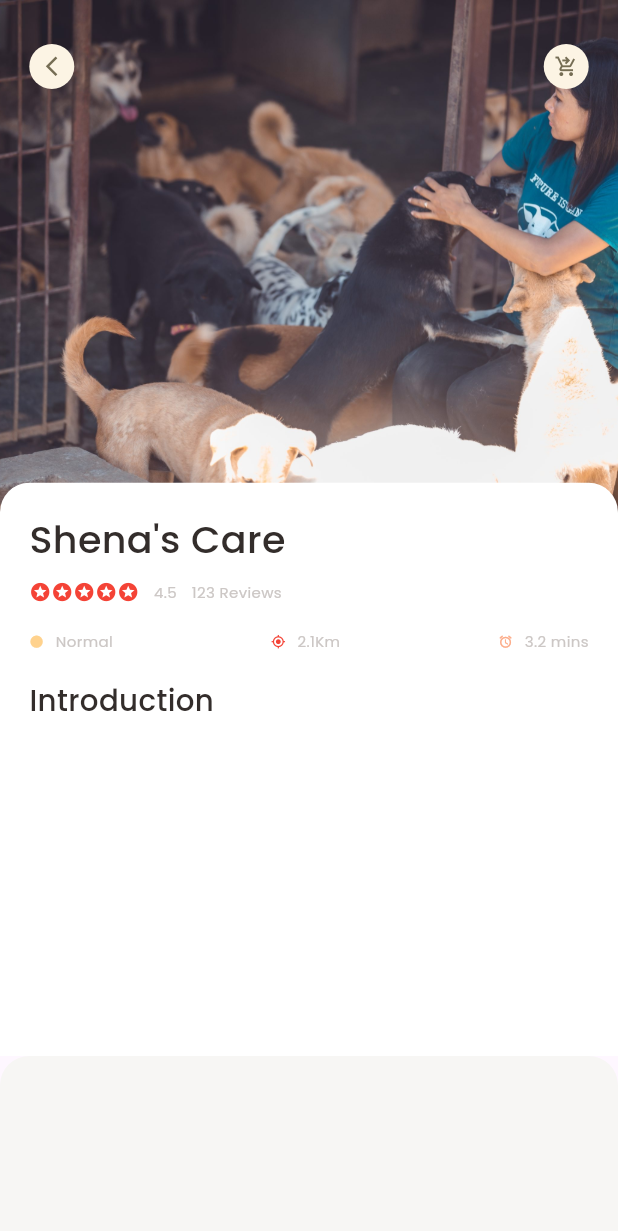
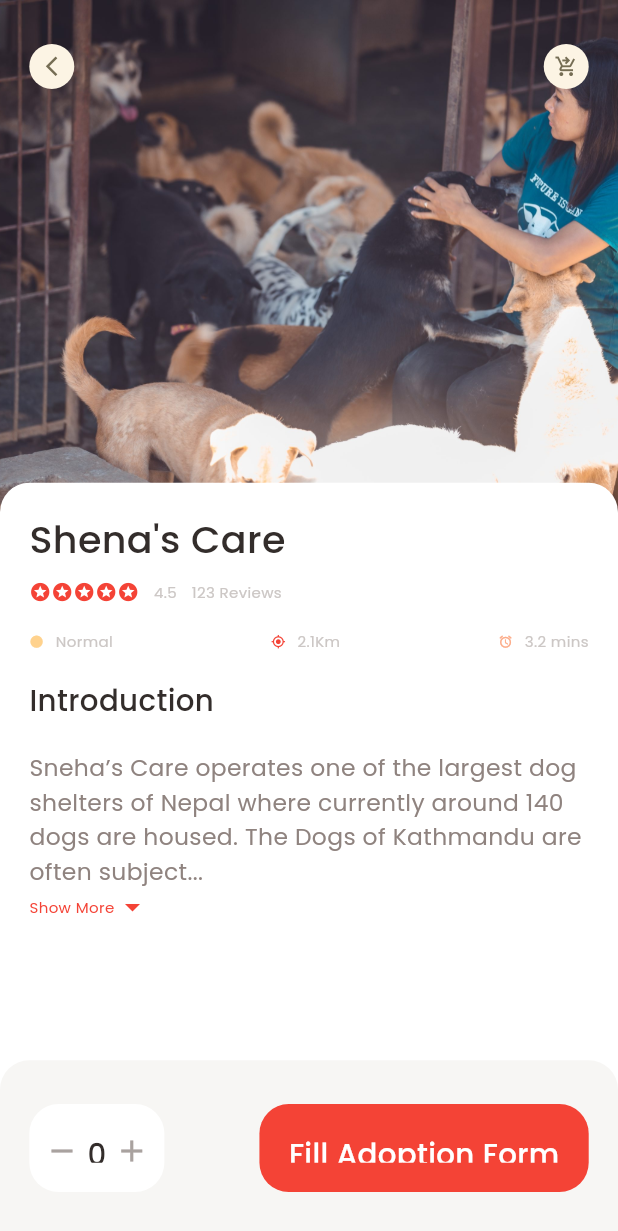
Before and after one commit to Rayal-Khatri/Flutter, a Flutter app: the screen it shows after launch, on a phone screen of 412 x 824 dp. Shown: the top 1231 px of the screen. Run offline on Flutter 3.47's test engine with Material 2 defaults, Android fonts, the phone set to English and light mode, and no system bars; our stand-ins replace dots_indicator, get.

Commit message:
Completed the Shelthers Page

```diff
--- a/my_app/lib/Pages/Shelthers/Popular_Shelthers_page.dart
+++ b/my_app/lib/Pages/Shelthers/Popular_Shelthers_page.dart
@@ -3,6 +3,7 @@ import 'package:my_app/Utils/Colors.dart';
 import 'package:my_app/Utils/dimentions.dart';
 import 'package:my_app/Widgets/App_column.dart';
 import 'package:my_app/Widgets/App_icon.dart';
+import 'package:my_app/Widgets/Expandable_text.dart';
 import '../../Widgets/Big_texts.dart';
 
 class PopularShelther extends StatelessWidget {
@@ -11,8 +12,10 @@ class PopularShelther extends StatelessWidget {
   @override
   Widget build(BuildContext context) {
     return Scaffold(
+      backgroundColor: Colors.white,
       body: Stack(
         children: [
+          //Icons
           Positioned(
             left: 0,
             right: 0,
@@ -23,7 +26,9 @@ class PopularShelther extends StatelessWidget {
                   image: DecorationImage(
                       fit: BoxFit.cover,
                       image: AssetImage('assets/Images/shelther1.jpg'))),
-              )),
+            ),
+          ),
+          //Icon Widget
           Positioned(
             top: Dimensions.height30,
             left: Dimensions.height20,
@@ -36,6 +41,7 @@ class PopularShelther extends StatelessWidget {
               ],
             ),
           ),
+          //Introduction
           Positioned(
             left: 0,
             right: 0,
@@ -59,14 +65,21 @@ class PopularShelther extends StatelessWidget {
                     text: "Shena's Care",
                   ),
                   SizedBox(height: Dimensions.height20),
-                    BigText(text: "Introduction")
+                  BigText(text: "Introduction"),
+                  SizedBox(height: Dimensions.height20),
+                  Expanded(
+                      child: SingleChildScrollView(
+                          child: ExpandableTextWidget(
+                              text:
+                                  "Sneha’s Care operates one of the largest dog shelters of Nepal where currently around 140 dogs are housed. The Dogs of Kathmandu are often subjected to the most horrific cruelty. They are beaten, kicked, and hit-and-run by vehicles, making them injured, in pain, or starving.\n\n Sneha’s Care receives almost 40/50 animal cruelty and abuse cases mostly related to street dogs by hotline, email, and social media. We have a well-equipped team consisting of veterinary doctors, assistants, and helpers who handle the cases by visiting the spot where the incident takes place.  Our team is always on the move in our animal ambulance where the full-fledged medical facility has been installed to transfer the animals to our clinic during serious cases. We try to handle almost all the received cases by our means and sometimes locals and other volunteers also support in rescue and medication. After analyzing the spot animal situation our team decides what should be done and where. In most cases where the injuries are minor, we medicate the animals on the spot and release them in the same spot but in serious cases, we transfer them to our clinic and also in our shelter for long-term recovery.")))
                 ],
               ),
-              ))
+            ),
+          )
         ],
       ),
       bottomNavigationBar: Container(
-        height: 120,
+        height: Dimensions.BottomHeightBar,
         padding: EdgeInsets.only(
             top: Dimensions.height30,
             bottom: Dimensions.height30,
@@ -77,6 +90,49 @@ class PopularShelther extends StatelessWidget {
             borderRadius: BorderRadius.only(
                 topLeft: Radius.circular(Dimensions.height20),
                 topRight: Radius.circular(Dimensions.height20))),
+        child: Row(
+          mainAxisAlignment: MainAxisAlignment.spaceBetween,
+          children: [
+            Container(
+              padding: EdgeInsets.only(
+                  top: Dimensions.height20,
+                  bottom: Dimensions.height20,
+                  left: Dimensions.height10,
+                  right: Dimensions.height10),
+              decoration: BoxDecoration(
+                  borderRadius: BorderRadius.circular(Dimensions.height20),
+                  color: Colors.white),
+              child: Row(
+                children: [
+                  Icon(Icons.remove, color: AppColors.signColor),
+                  SizedBox(width: Dimensions.height5),
+                  BigText(text: "0"),
+                  SizedBox(width: Dimensions.height5),
+                  Icon(
+                    Icons.add,
+                    color: AppColors.signColor,
+                  )
+                ],
+              ),
+            ),
+            Container(
+              padding: EdgeInsets.only(
+                top: Dimensions.height20,
+                bottom: Dimensions.height20,
+                left: Dimensions.height20,
+                right: Dimensions.height20,
+              ),
+              child: BigText(
+                text: "Fill Adoption Form",
+                color: Colors.white,
+              ),
+              decoration: BoxDecoration(
+                borderRadius: BorderRadius.circular(Dimensions.height20),
+                color: AppColors.mainColor,
+              ),
+            ),
+          ],
+        ),
       ),
     );
   }
--- a/my_app/lib/Utils/dimentions.dart
+++ b/my_app/lib/Utils/dimentions.dart
@@ -22,4 +22,6 @@ class Dimensions {
   static double TextSize26 = screenHeight / 32.46;
 
   static double ImgHeightStatic = screenHeight / 2.41;
+
+  static double BottomHeightBar = screenHeight / 7.03;
 }
--- /dev/null
+++ b/my_app/lib/Widgets/Expandable_text.dart
@@ -0,0 +1,74 @@
+import 'package:flutter/material.dart';
+import 'package:my_app/Utils/Colors.dart';
+import 'package:my_app/Utils/dimentions.dart';
+import 'package:my_app/Widgets/Small_texts.dart';
+
+class ExpandableTextWidget extends StatefulWidget {
+  final String text;
+  const ExpandableTextWidget({Key? key, required this.text}) : super(key: key);
+
+  @override
+  State<ExpandableTextWidget> createState() => _ExpandableTextWidgetState();
+}
+
+class _ExpandableTextWidgetState extends State<ExpandableTextWidget> {
+  late String firstHalf; //have to initilized...ie atleast needs to be empty
+  late String secondHalf;
+
+  bool hiddentext = true;
+
+  double textHeight = Dimensions.screenHeight / 5.63;
+  @override
+  void initState() {
+    super.initState();
+    if (widget.text.length > textHeight) {
+      firstHalf = widget.text.substring(0, textHeight.toInt());
+      secondHalf =
+          widget.text.substring(textHeight.toInt() + 1, widget.text.length);
+    } else {
+      firstHalf = widget.text;
+      secondHalf = "";
+    }
+  }
+
+  @override
+  Widget build(BuildContext context) {
+    return Container(
+      child: secondHalf.isEmpty
+          ? SmallText(
+              height: 1.5,
+              color: AppColors.paraColor,
+              size: Dimensions.TextSize16,
+              text: firstHalf)
+          : Column(
+              children: [
+                SmallText(
+                  height: 1.5,
+                  color: AppColors.paraColor,
+                  size: Dimensions.TextSize16,
+                  text: hiddentext
+                      ? (firstHalf + "...")
+                      : (firstHalf + secondHalf),
+                ),
+                InkWell(
+                  onTap: () {
+                    setState(() {
+                      hiddentext = !hiddentext;
+                    });
+                  },
+                  child: Row(
+                    children: [
+                      SmallText(text: "Show More", color: AppColors.mainColor),
+                      Icon(
+                          hiddentext
+                              ? Icons.arrow_drop_down
+                              : Icons.arrow_upward,
+                          color: AppColors.mainColor)
+                    ],
+                  ),
+                )
+              ],
+            ),
+    );
+  }
+}
```
Lines whose indentation alone changed are shown as unchanged.
